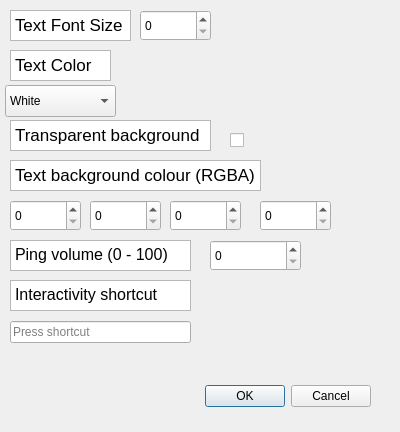
This is chat-display/preferences.ui in Yahya-Alkhosoussy/youtube-chat-on-screen as Qt 5 draws it before an edit. The edited form follows.
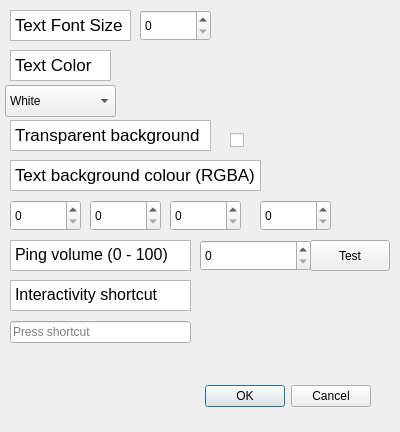
This is the edited form.

Commit message: Made a test button and made it tie in with main window to use it's play notification function

What changed in the file:
```diff
--- a/chat-display/preferences.ui
+++ b/chat-display/preferences.ui
@@ -250,9 +250,9 @@
   <widget class="QSpinBox" name="AudioSpinnerBox">
    <property name="geometry">
     <rect>
-     <x>210</x>
+     <x>200</x>
      <y>240</y>
-     <width>91</width>
+     <width>111</width>
      <height>31</height>
     </rect>
    </property>
@@ -287,6 +287,19 @@
     </rect>
    </property>
   </widget>
+  <widget class="QPushButton" name="pushButton">
+   <property name="geometry">
+    <rect>
+     <x>310</x>
+     <y>240</y>
+     <width>80</width>
+     <height>31</height>
+    </rect>
+   </property>
+   <property name="text">
+    <string>Test</string>
+   </property>
+  </widget>
  </widget>
  <resources/>
  <connections>
```
The commit also changes 2 other files.
